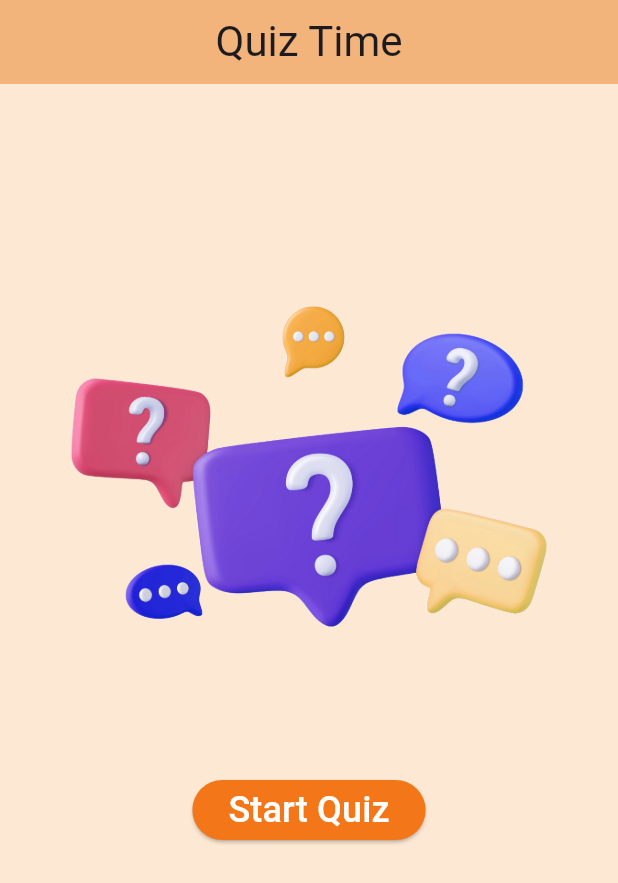
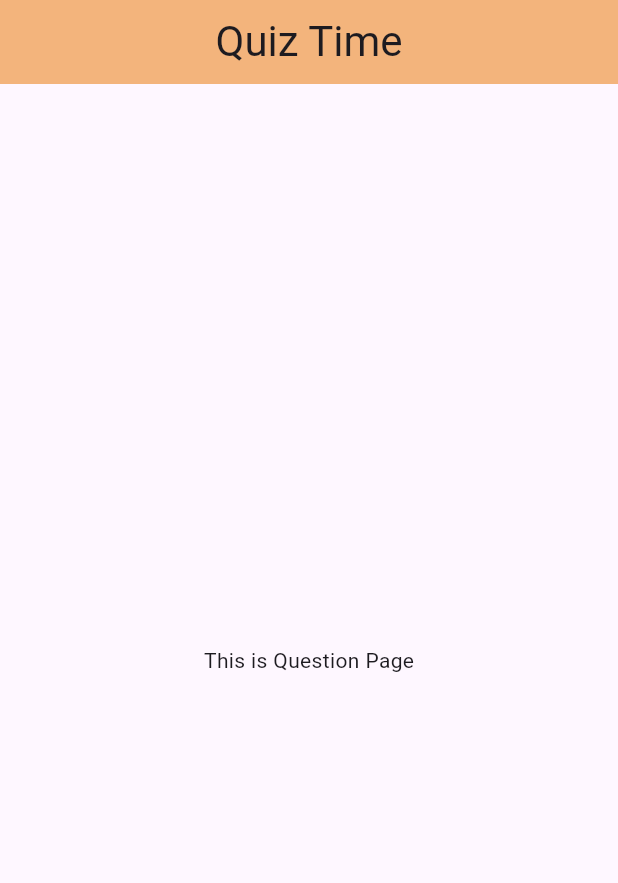
Before and after one commit to vedantgaikar/quiz_time, a Flutter app: the screen it shows after launch, after a tap on "Start Quiz", on a phone screen of 412 x 824 dp. Shown: the top 883 px of the screen. Run offline on Flutter 3.47's test engine with Material 3 defaults, Android fonts, the phone set to English and light mode, and no system bars.

Commit message:
- Added questionsPage.dart and quiz.dart - Used the concepts of rendering content, lifting p the state, using the initState function in quiz.dart - Made some UI changes by adding icon to button

```diff
--- a/lib/main.dart
+++ b/lib/main.dart
@@ -1,20 +1,6 @@
 import 'package:flutter/material.dart';
-import 'package:quiz_time/pages/home.dart';
+import 'package:quiz_time/pages/quiz.dart';
 
 void main() {
-  runApp(const MyApp());
+  runApp(const Quiz());
 }
-
-class MyApp extends StatelessWidget {
-  const MyApp({super.key});
-
-  @override
-  Widget build(BuildContext context) {
-    return const MaterialApp(
-        title: 'Quiz Time',
-        debugShowCheckedModeBanner: false,
-        // theme: ThemeData(primarySwatch: Colors.),
-        home: Home(),
-    );
-  }
-}
--- a/lib/pages/home.dart
+++ b/lib/pages/home.dart
@@ -1,21 +1,12 @@
 import 'package:flutter/material.dart';
 
 class Home extends StatelessWidget {
-  const Home({super.key});
+  Home(this.startQuiz, {super.key});
+  void Function()? startQuiz;
 
   @override
   Widget build(BuildContext context) {
-    return Scaffold(
-      appBar: AppBar(
-        centerTitle: true,
-        title: const Text(
-          'Quiz Time',
-          style: TextStyle(fontSize: 28),
-        ),
-        backgroundColor: const Color.fromARGB(255, 243, 180, 124),
-      ),
-      backgroundColor: const Color.fromARGB(255, 253, 232, 211),
-      body: Center(
+    return Center(
       child: Column(
         mainAxisAlignment: MainAxisAlignment.start,
         children: [
@@ -26,19 +17,18 @@ class Home extends StatelessWidget {
             width: 330,
           ),
           const SizedBox(height: 30),
-            ElevatedButton(
-              onPressed: () {},
+          ElevatedButton.icon(
+            onPressed: startQuiz,
             style: ElevatedButton.styleFrom(
               backgroundColor: const Color.fromARGB(255, 243, 118, 25),
             ),
-              child: const Text(
+            icon: const Icon(Icons.arrow_forward),
+            label: const Text(
               'Start Quiz',
               style: TextStyle(fontSize: 24, color: Colors.white),
             ),
           ),
-
         ],
-        ),
       ),
     );
   }
--- /dev/null
+++ b/lib/pages/questionsPage.dart
@@ -0,0 +1,19 @@
+import 'package:flutter/material.dart';
+
+class QuestionsPage extends StatefulWidget {
+  const QuestionsPage({super.key});
+
+  @override
+  State<QuestionsPage> createState() => _QuestionsPageState();
+}
+
+class _QuestionsPageState extends State<QuestionsPage> {
+  @override
+  Widget build(BuildContext context) {
+    return const Scaffold(
+      body: Center(
+        child: Text('This is Question Page'),
+      ),
+    );
+  }
+}
--- /dev/null
+++ b/lib/pages/quiz.dart
@@ -0,0 +1,51 @@
+import 'package:flutter/material.dart';
+import 'package:quiz_time/pages/questionsPage.dart';
+import 'home.dart';
+
+class Quiz extends StatefulWidget {
+  const Quiz({super.key});
+
+  @override
+  State<Quiz> createState() {
+    return _QuizState();
+  }
+}
+
+class _QuizState extends State<Quiz> {
+  Widget? activeScreen; // ? becoz it is null initially
+@override
+  void initState() {
+  activeScreen = Home(changeState);
+    super.initState();
+  }
+  void changeState() {
+    setState(
+      () {
+        activeScreen = const QuestionsPage();
+      }
+    );
+  }
+
+  @override
+  Widget build(BuildContext context) {
+    return MaterialApp(
+      title: 'Quiz Time',
+      debugShowCheckedModeBanner: false,
+      home: Scaffold(
+        appBar: AppBar(
+          centerTitle: true,
+          title: const Text(
+            'Quiz Time',
+            style: TextStyle(fontSize: 28),
+          ),
+          backgroundColor: const Color.fromARGB(255, 243, 180, 124),
+        ),
+        body: Container(
+          decoration:
+              const BoxDecoration(color: Color.fromARGB(255, 253, 232, 211)),
+          child: activeScreen,
+        ),
+      ),
+    );
+  }
+}
```
Lines whose indentation alone changed are shown as unchanged.
